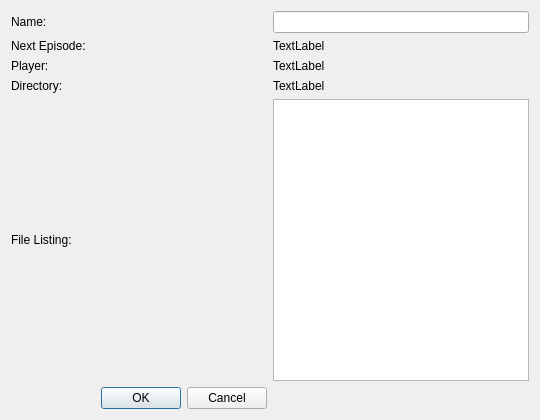
Before: the Qt Designer form src/infodialog.ui in Narfinger/serieviewer, drawn with Qt 5.
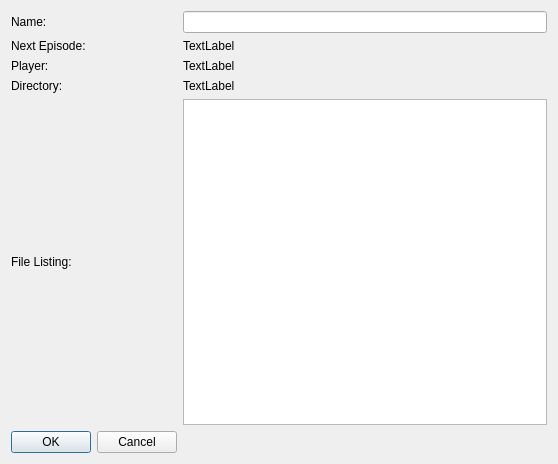
After: the same form once the commit is applied.

Diff of the .ui file:
```diff
--- a/src/infodialog.ui
+++ b/src/infodialog.ui
@@ -6,8 +6,8 @@
    <rect>
     <x>0</x>
     <y>0</y>
-    <width>540</width>
-    <height>420</height>
+    <width>558</width>
+    <height>464</height>
    </rect>
   </property>
   <property name="windowTitle">
@@ -15,7 +15,7 @@
   </property>
   <layout class="QGridLayout" name="gridLayout_2">
    <item row="0" column="0">
-    <layout class="QGridLayout" name="gridLayout">
+    <layout class="QGridLayout" name="gridLayout" columnstretch="0,1">
      <item row="2" column="0">
       <widget class="QLabel" name="label_5">
        <property name="text">
@@ -25,6 +25,12 @@
      </item>
      <item row="5" column="0">
       <widget class="QLabel" name="label_7">
+       <property name="sizePolicy">
+        <sizepolicy hsizetype="Fixed" vsizetype="Fixed">
+         <horstretch>0</horstretch>
+         <verstretch>0</verstretch>
+        </sizepolicy>
+       </property>
        <property name="text">
         <string>File Listing:</string>
        </property>
```
